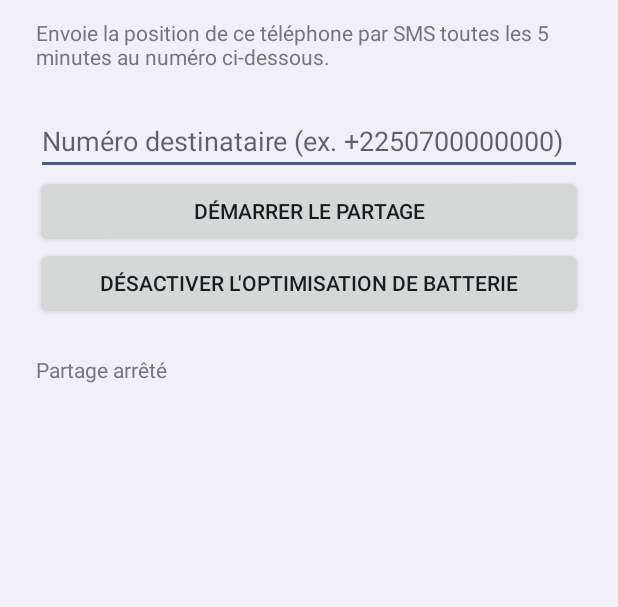
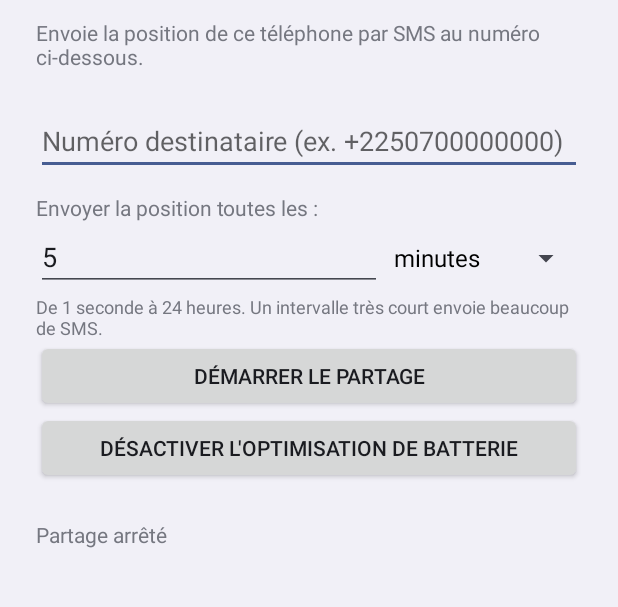
Before and after one commit to dendessicalliste-wq/position-sms, an Android app: the screen it shows after launch (MainActivity), on a phone screen of 412 x 824 dp, the part 125-732 px from its top. Run offline under Robolectric (Android 15) with nearby library versions, the phone set to English and light mode, and no system bars.

Commit message:
Update MainActivity.kt

```diff
--- a/app/src/main/java/com/example/positionsms/MainActivity.kt
+++ b/app/src/main/java/com/example/positionsms/MainActivity.kt
@@ -10,17 +10,24 @@ import android.os.Bundle
 import android.os.PowerManager
 import android.provider.Settings
 import android.text.InputType
+import android.widget.ArrayAdapter
 import android.widget.Button
 import android.widget.EditText
 import android.widget.LinearLayout
+import android.widget.Spinner
 import android.widget.TextView
 import android.widget.Toast
 
 class MainActivity : Activity() {
 
     private lateinit var phoneInput: EditText
+    private lateinit var intervalInput: EditText
+    private lateinit var unitSpinner: Spinner
     private lateinit var status: TextView
     private lateinit var toggle: Button
+
+    private val units = arrayOf("secondes", "minutes", "heures")
+    private val multipliers = longArrayOf(1L, 60L, 3600L)
 
     override fun onCreate(savedInstanceState: Bundle?) {
         super.onCreate(savedInstanceState)
@@ -36,7 +43,7 @@ class MainActivity : Activity() {
             textSize = 26f
         })
         root.addView(TextView(this).apply {
-            text = "Envoie la position de ce téléphone par SMS toutes les 5 minutes au numéro ci-dessous."
+            text = "Envoie la position de ce téléphone par SMS au numéro ci-dessous."
             setPadding(0, pad / 2, 0, pad)
         })
 
@@ -46,6 +53,37 @@ class MainActivity : Activity() {
             setText(prefs().getString("number", ""))
         }
         root.addView(phoneInput)
+
+        root.addView(TextView(this).apply {
+            text = "Envoyer la position toutes les :"
+            setPadding(0, pad / 2, 0, 0)
+        })
+
+        val row = LinearLayout(this).apply { orientation = LinearLayout.HORIZONTAL }
+        intervalInput = EditText(this).apply {
+            inputType = InputType.TYPE_CLASS_NUMBER
+            layoutParams = LinearLayout.LayoutParams(0, LinearLayout.LayoutParams.WRAP_CONTENT, 1f)
+        }
+        unitSpinner = Spinner(this).apply {
+            adapter = ArrayAdapter(this@MainActivity, android.R.layout.simple_spinner_dropdown_item, units)
+        }
+        row.addView(intervalInput)
+        row.addView(unitSpinner)
+        root.addView(row)
+
+        val saved = prefs().getLong("interval_s", 300L)
+        val (value, unitIndex) = when {
+            saved % 3600L == 0L -> Pair(saved / 3600L, 2)
+            saved % 60L == 0L -> Pair(saved / 60L, 1)
+            else -> Pair(saved, 0)
+        }
+        intervalInput.setText(value.toString())
+        unitSpinner.setSelection(unitIndex)
+
+        root.addView(TextView(this).apply {
+            text = "De 1 seconde à 24 heures. Un intervalle très court envoie beaucoup de SMS."
+            textSize = 12f
+        })
 
         toggle = Button(this).apply { setOnClickListener { onToggle() } }
         root.addView(toggle)
@@ -72,6 +110,9 @@ class MainActivity : Activity() {
         val on = LocationService.running
         toggle.text = if (on) "Arrêter le partage" else "Démarrer le partage"
         status.text = if (on) "Partage actif" else "Partage arrêté"
+        phoneInput.isEnabled = !on
+        intervalInput.isEnabled = !on
+        unitSpinner.isEnabled = !on
     }
 
     private fun onToggle() {
@@ -86,7 +127,24 @@ class MainActivity : Activity() {
             Toast.makeText(this, "Saisis un numéro valide", Toast.LENGTH_SHORT).show()
             return
         }
-        prefs().edit().putString("number", number).apply()
+        val value = intervalInput.text.toString().trim().toLongOrNull()
+        if (value == null || value < 1L || value > 86400L) {
+            Toast.makeText(this, "Choisis un intervalle valide", Toast.LENGTH_SHORT).show()
+            return
+        }
+        val seconds = value * multipliers[unitSpinner.selectedItemPosition]
+        if (seconds < 1L || seconds > 86400L) {
+            Toast.makeText(this, "L'intervalle doit être entre 1 seconde et 24 heures", Toast.LENGTH_LONG).show()
+            return
+        }
+        if (seconds < 60L) {
+            Toast.makeText(
+                this,
+                "Intervalle très court : Android peut demander de confirmer l'envoi de nombreux SMS",
+                Toast.LENGTH_LONG
+            ).show()
+        }
+        prefs().edit().putString("number", number).putLong("interval_s", seconds).apply()
         startSharing()
     }
 
@@ -94,7 +152,9 @@ class MainActivity : Activity() {
         val needed = mutableListOf(
             Manifest.permission.ACCESS_FINE_LOCATION,
             Manifest.permission.ACCESS_COARSE_LOCATION,
-            Manifest.permission.SEND_SMS
+            Manifest.permission.SEND_SMS,
+            Manifest.permission.READ_SMS,
+            Manifest.permission.READ_PHONE_STATE
         )
         if (Build.VERSION.SDK_INT >= 33) needed.add(Manifest.permission.POST_NOTIFICATIONS)
         return needed.filter { checkSelfPermission(it) != PackageManager.PERMISSION_GRANTED }
@@ -108,9 +168,9 @@ class MainActivity : Activity() {
         }
         startForegroundService(Intent(this, LocationService::class.java))
         LocationService.running = true
+        saveCurrentSimAsKnown()
         refreshUi()
 
-        // Localisation en arrière-plan : demandée séparément (obligatoire depuis Android 10)
         if (Build.VERSION.SDK_INT >= 29 &&
             checkSelfPermission(Manifest.permission.ACCESS_BACKGROUND_LOCATION) != PackageManager.PERMISSION_GRANTED
         ) {
@@ -123,6 +183,20 @@ class MainActivity : Activity() {
         if (code == 1) {
             if (missingPermissions().isEmpty()) startSharing()
             else Toast.makeText(this, "Permissions refusées : le partage ne peut pas démarrer", Toast.LENGTH_LONG).show()
+        }
+    }
+
+    private fun saveCurrentSimAsKnown() {
+        try {
+            if (checkSelfPermission(Manifest.permission.READ_PHONE_STATE)
+                != PackageManager.PERMISSION_GRANTED
+            ) return
+            val tm = getSystemService(TELEPHONY_SERVICE) as android.telephony.TelephonyManager
+            @Suppress("DEPRECATION")
+            val simId = tm.simSerialNumber ?: tm.subscriberId ?: tm.line1Number ?: "unknown"
+            prefs().edit().putString("known_sim", simId).apply()
+        } catch (e: Exception) {
+            // Pas grave : la détection de changement de SIM sera juste moins précise
         }
     }
 
```
